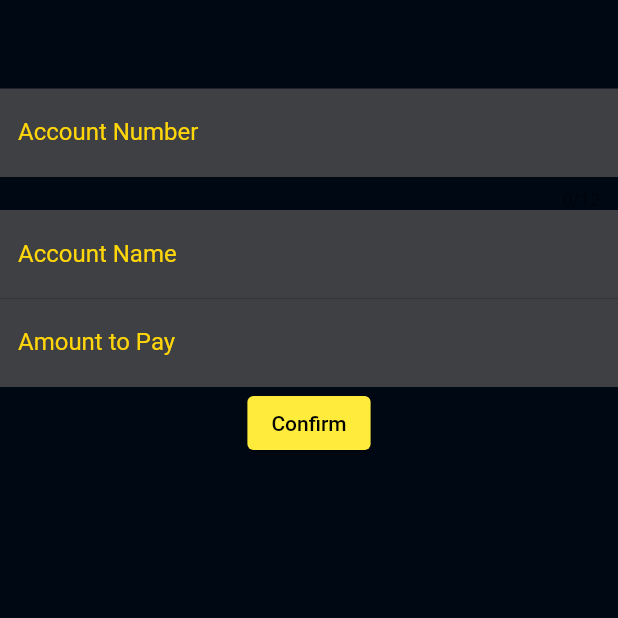
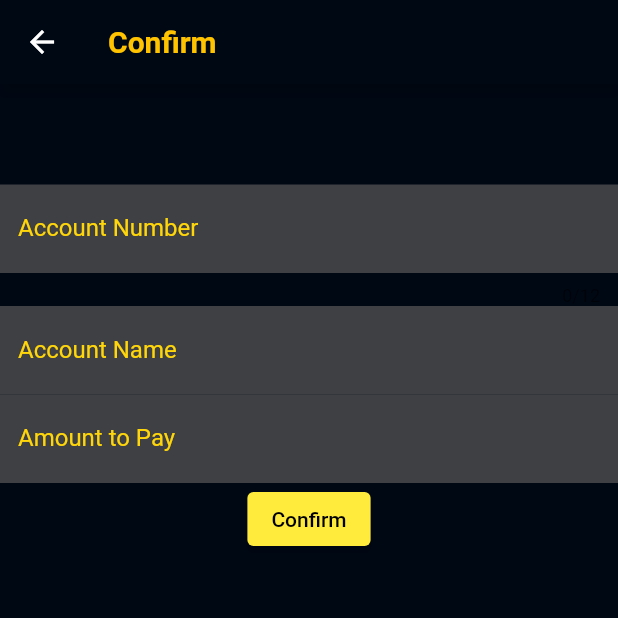
Before and after one commit to LaurenceOfValencia/mobile-banking-app, a Flutter app: the BillPaymentScreen screen opened directly with empty values, on a phone screen of 412 x 824 dp, the top half of it. Run offline on Flutter 3.47's test engine with Material 2 defaults, Android fonts, the phone set to English and light mode, and no system bars.

Commit message:
Update bill_payment_screen.dart

```diff
--- a/lib/bill_payment_screen.dart
+++ b/lib/bill_payment_screen.dart
@@ -1,11 +1,14 @@
 import 'package:flutter/material.dart';
+import 'package:mobile_banking_app/billing_screen.dart';
+import 'package:mobile_banking_app/services_screen.dart';
 import 'package:mobile_banking_app/splash_screen.dart';
 
 // ignore: must_be_immutable
 class BillPaymentScreen extends StatefulWidget {
   String merchantName;
   List<int> balance;
-  BillPaymentScreen(this.merchantName, this.balance,{ Key? key }) : super(key: key);
+  BillPaymentScreen(this.merchantName, this.balance, {Key? key})
+      : super(key: key);
 
   @override
   _BillPaymentScreenState createState() => _BillPaymentScreenState();
@@ -19,9 +22,41 @@ class _BillPaymentScreenState extends State<BillPaymentScreen> {
   @override
   Widget build(BuildContext context) {
     return Scaffold(
+        appBar: AppBar(
+            backgroundColor: Color(0xFF000814),
+            title: Text(
+              'Confirm',
+              style: TextStyle(
+                fontWeight: FontWeight.bold,
+                color: Color(0xffFFC300),
+              ),
+            ),
+            leading: Builder(
+              builder: (BuildContext context) {
+                return IconButton(
+                  icon: const Icon(
+                    Icons.arrow_back,
+                    color: Colors.white,
+                  ),
+                  onPressed: () {
+                    Navigator.push(
+                      context,
+                      MaterialPageRoute(
+                          builder: (context) => ServicesScreen(balance)),
+                    );
+                  }, //link back to prev page
+                );
+              },
+            )),
         body: Column(
           children: [
-          Text(widget.merchantName,style: const TextStyle(color: Color(0xffffffff), fontSize: 50),),
+            Padding(
+              padding: const EdgeInsets.all(10.0),
+              child: Text(
+                widget.merchantName,
+                style: const TextStyle(color: Color(0xffffffff), fontSize: 40),
+              ),
+            ),
             TextField(
               maxLength: 12,
               controller: accountNumController,
@@ -30,13 +65,11 @@ class _BillPaymentScreenState extends State<BillPaymentScreen> {
                   filled: true,
                   fillColor: const Color(0xbb555555),
                   labelText: "Account Number",
-              labelStyle: const TextStyle(color: Color(0xffffd60a))
-            ),
+                  labelStyle: const TextStyle(color: Color(0xffffd60a))),
               style: const TextStyle(
                 color: Color(0xffffffff),
               ),
             ),
-
             TextField(
               controller: accountNameController,
               decoration: InputDecoration(
@@ -44,13 +77,11 @@ class _BillPaymentScreenState extends State<BillPaymentScreen> {
                   filled: true,
                   fillColor: Color(0xbb555555),
                   labelText: "Account Name",
-              labelStyle: TextStyle(color: Color(0xffffd60a))
-            ),
+                  labelStyle: TextStyle(color: Color(0xffffd60a))),
               style: TextStyle(
                 color: Color(0xffffffff),
               ),
             ),
-
             TextField(
               controller: amountController,
               decoration: InputDecoration(
@@ -58,26 +89,19 @@ class _BillPaymentScreenState extends State<BillPaymentScreen> {
                   filled: true,
                   fillColor: Color(0xbb555555),
                   labelText: "Amount to Pay",
-              labelStyle: TextStyle(color: const Color(0xffffd60a))
-            ),
+                  labelStyle: TextStyle(color: const Color(0xffffd60a))),
               style: TextStyle(
                 color: const Color(0xffffffff),
               ),
             ),
-
-          ElevatedButton(onPressed: (){
-            if(int.parse(amountController.text)> balance[0]+balance[1])
-            {
-
-            }
-            else
-            {
-
-            }
-
-          }, child: const Text("Confirm"))
+            ElevatedButton(
+                onPressed: () {
+                  if (int.parse(amountController.text) >
+                      balance[0] + balance[1]) {
+                  } else {}
+                },
+                child: const Text("Confirm"))
           ],
-      )
-    );
+        ));
   }
 }
```
Lines whose indentation alone changed are shown as unchanged.
